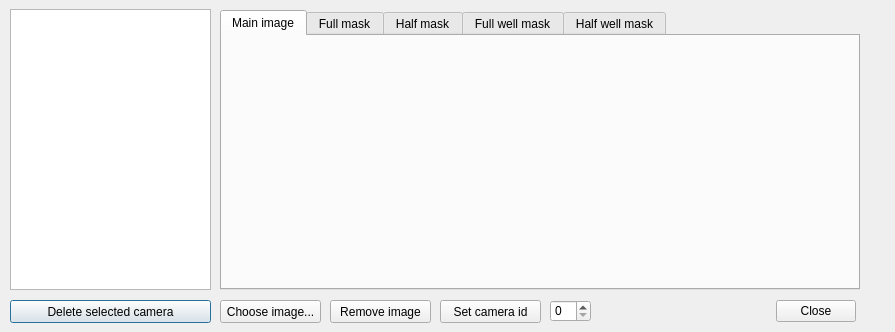
AliveTeam/qt-editor, file Source/CameraManager.ui: the form before one commit.
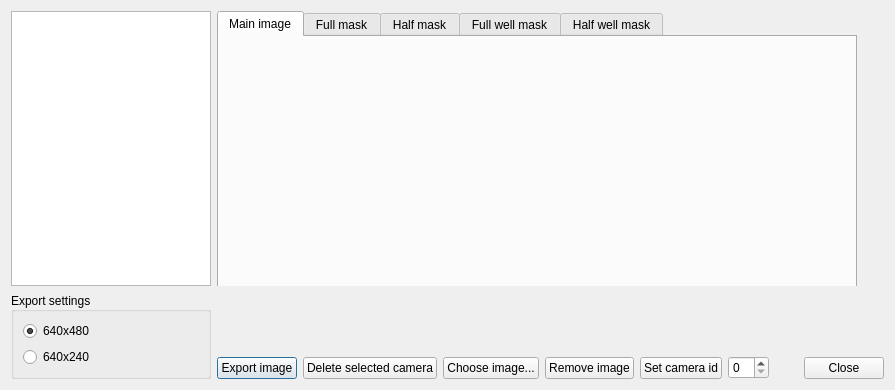
The form after the commit.

Commit message: add support to allow exporting camera images

```diff
--- a/Source/CameraManager.ui
+++ b/Source/CameraManager.ui
@@ -7,7 +7,7 @@
     <x>0</x>
     <y>0</y>
     <width>895</width>
-    <height>332</height>
+    <height>390</height>
    </rect>
   </property>
   <property name="minimumSize">
@@ -16,73 +16,30 @@
     <height>332</height>
    </size>
   </property>
-  <property name="maximumSize">
-   <size>
-    <width>895</width>
-    <height>332</height>
-   </size>
-  </property>
   <property name="windowTitle">
    <string>Camera editor</string>
   </property>
+  <layout class="QGridLayout" name="gridLayout_2">
+   <item row="0" column="0">
+    <layout class="QHBoxLayout" name="horizontalLayout_3">
+     <item>
   <widget class="QListWidget" name="lstCameras">
-   <property name="geometry">
-    <rect>
-     <x>10</x>
-     <y>9</y>
-     <width>201</width>
-     <height>281</height>
-    </rect>
-   </property>
-  </widget>
-  <widget class="QPushButton" name="btnDeleteCamera">
-   <property name="geometry">
-    <rect>
-     <x>10</x>
-     <y>300</y>
-     <width>201</width>
-     <height>23</height>
-    </rect>
-   </property>
-   <property name="text">
-    <string>Delete selected camera</string>
-   </property>
-  </widget>
-  <widget class="QPushButton" name="btnSelectImage">
-   <property name="geometry">
-    <rect>
-     <x>220</x>
-     <y>300</y>
-     <width>101</width>
-     <height>23</height>
-    </rect>
-   </property>
-   <property name="text">
-    <string>Choose image...</string>
-   </property>
-  </widget>
-  <widget class="QPushButton" name="btnDeleteImage">
-   <property name="geometry">
-    <rect>
-     <x>330</x>
-     <y>300</y>
-     <width>101</width>
-     <height>23</height>
-    </rect>
-   </property>
-   <property name="text">
-    <string>Remove image</string>
-   </property>
-  </widget>
+       <property name="minimumSize">
+        <size>
+         <width>200</width>
+         <height>0</height>
+        </size>
+       </property>
+       <property name="maximumSize">
+        <size>
+         <width>200</width>
+         <height>16777215</height>
+        </size>
+       </property>
+      </widget>
+     </item>
+     <item>
   <widget class="QStackedWidget" name="stackedWidget">
-   <property name="geometry">
-    <rect>
-     <x>220</x>
-     <y>10</y>
-     <width>641</width>
-     <height>281</height>
-    </rect>
-   </property>
    <property name="frameShape">
     <enum>QFrame::NoFrame</enum>
    </property>
@@ -243,42 +200,109 @@
     </widget>
    </widget>
   </widget>
-  <widget class="QSpinBox" name="spnCameraId">
-   <property name="geometry">
-    <rect>
-     <x>550</x>
-     <y>300</y>
-     <width>41</width>
-     <height>22</height>
-    </rect>
-   </property>
-  </widget>
+     </item>
+    </layout>
+   </item>
+   <item row="1" column="0">
+    <layout class="QHBoxLayout" name="horizontalLayout_2">
+     <item>
+      <widget class="QGroupBox" name="groupBox">
+       <property name="minimumSize">
+        <size>
+         <width>200</width>
+         <height>0</height>
+        </size>
+       </property>
+       <property name="maximumSize">
+        <size>
+         <width>200</width>
+         <height>16777215</height>
+        </size>
+       </property>
+       <property name="title">
+        <string>Export settings</string>
+       </property>
+       <property name="alignment">
+        <set>Qt::AlignLeading|Qt::AlignLeft|Qt::AlignVCenter</set>
+       </property>
+       <property name="checkable">
+        <bool>false</bool>
+       </property>
+       <layout class="QGridLayout" name="gridLayout_3">
+        <item row="1" column="0">
+         <widget class="QRadioButton" name="radioButton_640x480">
+          <property name="text">
+           <string>640x480</string>
+          </property>
+          <property name="checked">
+           <bool>true</bool>
+          </property>
+         </widget>
+        </item>
+        <item row="2" column="0">
+         <widget class="QRadioButton" name="radioButton_640x240">
+          <property name="text">
+           <string>640x240</string>
+          </property>
+         </widget>
+        </item>
+       </layout>
+      </widget>
+     </item>
+     <item alignment="Qt::AlignBottom">
+      <widget class="QPushButton" name="btnExportImage">
+       <property name="text">
+        <string>Export image</string>
+       </property>
+      </widget>
+     </item>
+     <item alignment="Qt::AlignBottom">
+      <widget class="QPushButton" name="btnDeleteCamera">
+       <property name="text">
+        <string>Delete selected camera</string>
+       </property>
+      </widget>
+     </item>
+     <item alignment="Qt::AlignBottom">
+      <widget class="QPushButton" name="btnSelectImage">
+       <property name="text">
+        <string>Choose image...</string>
+       </property>
+      </widget>
+     </item>
+     <item alignment="Qt::AlignBottom">
+      <widget class="QPushButton" name="btnDeleteImage">
+       <property name="text">
+        <string>Remove image</string>
+       </property>
+      </widget>
+     </item>
+     <item alignment="Qt::AlignBottom">
   <widget class="QPushButton" name="btnSetCameraId">
-   <property name="geometry">
-    <rect>
-     <x>440</x>
-     <y>300</y>
-     <width>101</width>
-     <height>23</height>
-    </rect>
-   </property>
    <property name="text">
     <string>Set camera id</string>
    </property>
   </widget>
+     </item>
+     <item alignment="Qt::AlignBottom">
+      <widget class="QSpinBox" name="spnCameraId"/>
+     </item>
+     <item alignment="Qt::AlignBottom">
   <widget class="QDialogButtonBox" name="buttonBox">
-   <property name="geometry">
-    <rect>
-     <x>700</x>
-     <y>300</y>
-     <width>156</width>
-     <height>23</height>
-    </rect>
+       <property name="sizePolicy">
+        <sizepolicy hsizetype="Expanding" vsizetype="Fixed">
+         <horstretch>0</horstretch>
+         <verstretch>0</verstretch>
+        </sizepolicy>
    </property>
    <property name="standardButtons">
     <set>QDialogButtonBox::Close</set>
    </property>
   </widget>
+     </item>
+    </layout>
+   </item>
+  </layout>
  </widget>
  <resources/>
  <connections>
```
Lines whose indentation alone changed are shown as unchanged. The commit also changes 2 other files.
